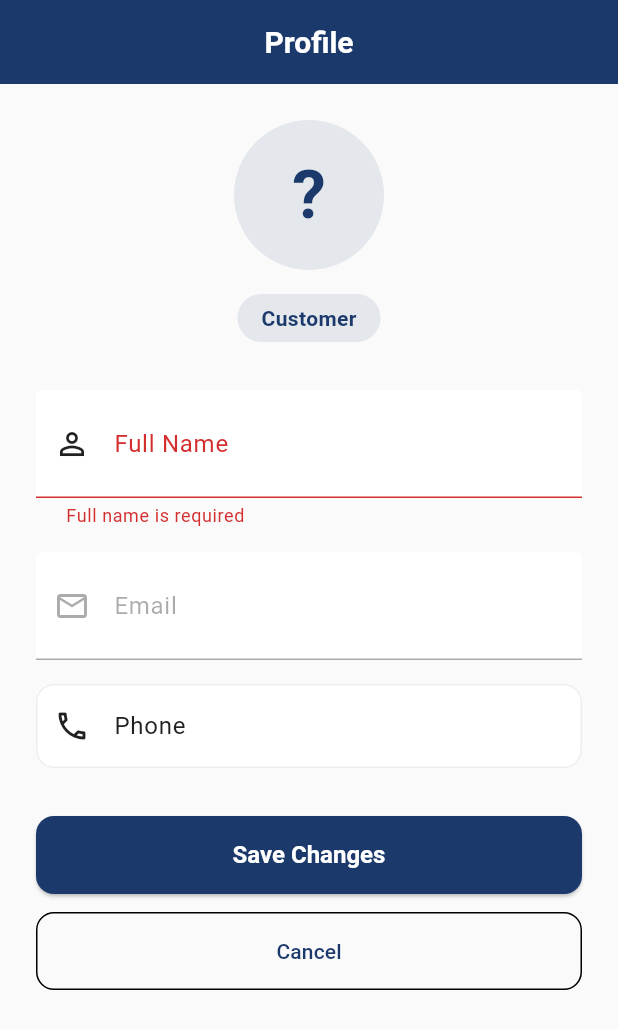
After one commit to ahmedkhaledbayoumy/drive-go, a Flutter app: the ProfileScreen screen opened by its route, after a tap on the "edit" icon, after a tap on "Save Changes", on a phone screen of 412 x 824 dp. The commit adds this screen. Shown: the top 1029 px of the screen. Run offline on Flutter 3.47's test engine with Material 3 defaults, Android fonts, the phone set to English and light mode, and no system bars; our stand-ins replace cached_network_image, go_router, google_fonts, image_picker, shared_preferences, supabase_flutter; accounts and stored records are empty; Roboto replaces fonts that are missing (Cairo).

Commit message:
V1.4: Profile screen view + edit + updateProfile method

```diff
--- /dev/null
+++ b/lib/features/auth/profile_screen.dart
@@ -0,0 +1,274 @@
+import 'package:flutter/material.dart';
+import 'package:provider/provider.dart';
+import '../../models/enums.dart';
+import '../../services/auth_provider.dart';
+
+class ProfileScreen extends StatefulWidget {
+  const ProfileScreen({super.key});
+
+  @override
+  State<ProfileScreen> createState() => _ProfileScreenState();
+}
+
+class _ProfileScreenState extends State<ProfileScreen> {
+  final _formKey = GlobalKey<FormState>();
+  late final TextEditingController _fullNameController;
+  late final TextEditingController _phoneController;
+  late final TextEditingController _businessNameController;
+  late final TextEditingController _cityController;
+
+  bool _editing = false;
+  bool _saving = false;
+
+  @override
+  void initState() {
+    super.initState();
+    final profile = context.read<AuthProvider>().currentProfile;
+    _fullNameController = TextEditingController(text: profile?.fullName ?? '');
+    _phoneController = TextEditingController(text: profile?.phone ?? '');
+    _businessNameController =
+        TextEditingController(text: profile?.businessName ?? '');
+    _cityController = TextEditingController(text: profile?.city ?? '');
+  }
+
+  @override
+  void dispose() {
+    _fullNameController.dispose();
+    _phoneController.dispose();
+    _businessNameController.dispose();
+    _cityController.dispose();
+    super.dispose();
+  }
+
+  void _enterEditMode() => setState(() => _editing = true);
+
+  void _cancelEdit() {
+    final profile = context.read<AuthProvider>().currentProfile;
+    _fullNameController.text = profile?.fullName ?? '';
+    _phoneController.text = profile?.phone ?? '';
+    _businessNameController.text = profile?.businessName ?? '';
+    _cityController.text = profile?.city ?? '';
+    setState(() => _editing = false);
+  }
+
+  Future<void> _save() async {
+    if (!_formKey.currentState!.validate()) return;
+    setState(() => _saving = true);
+    try {
+      await context.read<AuthProvider>().updateProfile(
+            fullName: _fullNameController.text.trim(),
+            phone: _phoneController.text.trim(),
+            businessName: _businessNameController.text.trim(),
+            city: _cityController.text.trim(),
+          );
+      if (!mounted) return;
+      ScaffoldMessenger.of(context).showSnackBar(
+        const SnackBar(content: Text('Profile updated')),
+      );
+      setState(() => _editing = false);
+    } catch (e) {
+      if (!mounted) return;
+      ScaffoldMessenger.of(context).showSnackBar(
+        SnackBar(
+          content: Text('Failed to update: $e'),
+          backgroundColor: Theme.of(context).colorScheme.error,
+        ),
+      );
+    } finally {
+      if (mounted) setState(() => _saving = false);
+    }
+  }
+
+  String _accountTypeLabel(AccountType type) {
+    switch (type) {
+      case AccountType.customer:
+        return 'Customer';
+      case AccountType.individualOwner:
+        return 'Individual Owner';
+      case AccountType.dealership:
+        return 'Dealership';
+    }
+  }
+
+  @override
+  Widget build(BuildContext context) {
+    final auth = context.watch<AuthProvider>();
+    final profile = auth.currentProfile;
+    final theme = Theme.of(context);
+
+    if (profile == null) {
+      return const Scaffold(
+        body: Center(child: CircularProgressIndicator()),
+      );
+    }
+
+    final isDealership = profile.accountType == AccountType.dealership;
+
+    return Scaffold(
+      appBar: AppBar(
+        title: const Text('Profile'),
+        actions: [
+          if (!_editing)
+            IconButton(
+              icon: const Icon(Icons.edit_outlined),
+              tooltip: 'Edit profile',
+              onPressed: _enterEditMode,
+            ),
+        ],
+      ),
+      body: SafeArea(
+        child: SingleChildScrollView(
+          padding: const EdgeInsets.all(24),
+          child: Form(
+            key: _formKey,
+            child: Column(
+              crossAxisAlignment: CrossAxisAlignment.stretch,
+              children: [
+                // Avatar
+                Center(
+                  child: CircleAvatar(
+                    radius: 50,
+                    backgroundColor:
+                        theme.colorScheme.primary.withValues(alpha: 0.1),
+                    child: Text(
+                      profile.fullName.isNotEmpty
+                          ? profile.fullName[0].toUpperCase()
+                          : '?',
+                      style: theme.textTheme.displayMedium?.copyWith(
+                        color: theme.colorScheme.primary,
+                        fontWeight: FontWeight.w700,
+                      ),
+                    ),
+                  ),
+                ),
+                const SizedBox(height: 16),
+                // Account type badge
+                Center(
+                  child: Container(
+                    padding:
+                        const EdgeInsets.symmetric(horizontal: 16, vertical: 6),
+                    decoration: BoxDecoration(
+                      color: theme.colorScheme.primary.withValues(alpha: 0.1),
+                      borderRadius: BorderRadius.circular(20),
+                    ),
+                    child: Row(
+                      mainAxisSize: MainAxisSize.min,
+                      children: [
+                        Text(
+                          _accountTypeLabel(profile.accountType),
+                          style: theme.textTheme.bodyMedium?.copyWith(
+                            color: theme.colorScheme.primary,
+                            fontWeight: FontWeight.w600,
+                          ),
+                        ),
+                        if (isDealership && profile.verified) ...[
+                          const SizedBox(width: 6),
+                          Icon(
+                            Icons.verified,
+                            size: 16,
+                            color: theme.colorScheme.primary,
+                          ),
+                        ],
+                      ],
+                    ),
+                  ),
+                ),
+                const SizedBox(height: 32),
+
+                // Full Name
+                TextFormField(
+                  controller: _fullNameController,
+                  enabled: _editing && !_saving,
+                  decoration: const InputDecoration(
+                    labelText: 'Full Name',
+                    prefixIcon: Icon(Icons.person_outline),
+                  ),
+                  validator: (v) {
+                    if (v == null || v.trim().isEmpty) {
+                      return 'Full name is required';
+                    }
+                    return null;
+                  },
+                ),
+                const SizedBox(height: 16),
+
+                // Email (always read-only)
+                TextFormField(
+                  initialValue: profile.email,
+                  enabled: false,
+                  decoration: const InputDecoration(
+                    labelText: 'Email',
+                    prefixIcon: Icon(Icons.email_outlined),
+                  ),
+                ),
+                const SizedBox(height: 16),
+
+                // Phone
+                TextFormField(
+                  controller: _phoneController,
+                  enabled: _editing && !_saving,
+                  keyboardType: TextInputType.phone,
+                  decoration: const InputDecoration(
+                    labelText: 'Phone',
+                    prefixIcon: Icon(Icons.phone_outlined),
+                  ),
+                ),
+
+                // Dealership-only fields
+                if (isDealership) ...[
+                  const SizedBox(height: 16),
+                  TextFormField(
+                    controller: _businessNameController,
+                    enabled: _editing && !_saving,
+                    decoration: const InputDecoration(
+                      labelText: 'Business Name',
+                      prefixIcon: Icon(Icons.business_outlined),
+                    ),
+                  ),
+                  const SizedBox(height: 16),
+                  TextFormField(
+                    controller: _cityController,
+                    enabled: _editing && !_saving,
+                    decoration: const InputDecoration(
+                      labelText: 'City',
+                      prefixIcon: Icon(Icons.location_city_outlined),
+                    ),
+                  ),
+                ],
+
+                const SizedBox(height: 32),
+
+                if (_editing) ...[
+                  ElevatedButton(
+                    onPressed: _saving ? null : _save,
+                    child: _saving
+                        ? const SizedBox(
+                            height: 24,
+                            width: 24,
+                            child: CircularProgressIndicator(
+                              strokeWidth: 2,
+                              color: Colors.white,
+                            ),
+                          )
+                        : const Text('Save Changes'),
+                  ),
+                  const SizedBox(height: 12),
+                  OutlinedButton(
+                    onPressed: _saving ? null : _cancelEdit,
+                    style: OutlinedButton.styleFrom(
+                      minimumSize: const Size.fromHeight(52),
+                      shape: RoundedRectangleBorder(
+                        borderRadius: BorderRadius.circular(12),
+                      ),
+                    ),
+                    child: const Text('Cancel'),
+                  ),
+                ],
+              ],
+            ),
+          ),
+        ),
+      ),
+    );
+  }
+}
--- a/lib/features/shared/placeholder_screen.dart
+++ b/lib/features/shared/placeholder_screen.dart
@@ -28,7 +28,12 @@ class PlaceholderScreen extends StatelessWidget {
               )
             : null,
         actions: [
-          // Temporary logout button for development (until V1.5 Settings is built)
+          if (auth.isAuthenticated)
+            IconButton(
+              icon: const Icon(Icons.person_outline),
+              tooltip: 'Profile',
+              onPressed: () => context.push('/profile'),
+            ),
           if (auth.isAuthenticated || auth.isGuest)
             IconButton(
               icon: const Icon(Icons.logout),
--- a/lib/services/app_router.dart
+++ b/lib/services/app_router.dart
@@ -5,6 +5,7 @@ import 'auth_provider.dart';
 import '../features/auth/login_screen.dart';
 import '../features/auth/signup_screen.dart';
 import '../features/auth/forgot_password_screen.dart';
+import '../features/auth/profile_screen.dart';
 
 class AppRouter {
   static GoRouter create(AuthProvider auth) {
@@ -52,10 +53,7 @@ class AppRouter {
         GoRoute(
             path: '/forgot-password',
             builder: (_, __) => const ForgotPasswordScreen()),
-        GoRoute(
-            path: '/profile',
-            builder: (_, __) => const PlaceholderScreen(
-                screenName: 'Profile', verticalOwner: 'V1 — Authentication')),
+        GoRoute(path: '/profile', builder: (_, __) => const ProfileScreen()),
         GoRoute(
             path: '/settings',
             builder: (_, __) => const PlaceholderScreen(
--- a/lib/services/auth_provider.dart
+++ b/lib/services/auth_provider.dart
@@ -115,4 +115,31 @@ class AuthProvider extends ChangeNotifier {
   Future<void> sendPasswordReset(String email) async {
     await _supabase.auth.resetPasswordForEmail(email);
   }
+
+  /// Update the current user's profile fields and reload from DB.
+  Future<void> updateProfile({
+    String? fullName,
+    String? phone,
+    String? businessName,
+    String? city,
+    String? avatarUrl,
+  }) async {
+    if (_currentProfile == null) return;
+
+    final updates = <String, dynamic>{};
+    if (fullName != null) updates['full_name'] = fullName;
+    if (phone != null) updates['phone'] = phone;
+    if (businessName != null) updates['business_name'] = businessName;
+    if (city != null) updates['city'] = city;
+    if (avatarUrl != null) updates['avatar_url'] = avatarUrl;
+
+    if (updates.isEmpty) return;
+
+    await _supabase
+        .from('profiles')
+        .update(updates)
+        .eq('id', _currentProfile!.id);
+
+    await _loadProfile();
+  }
 }
```
